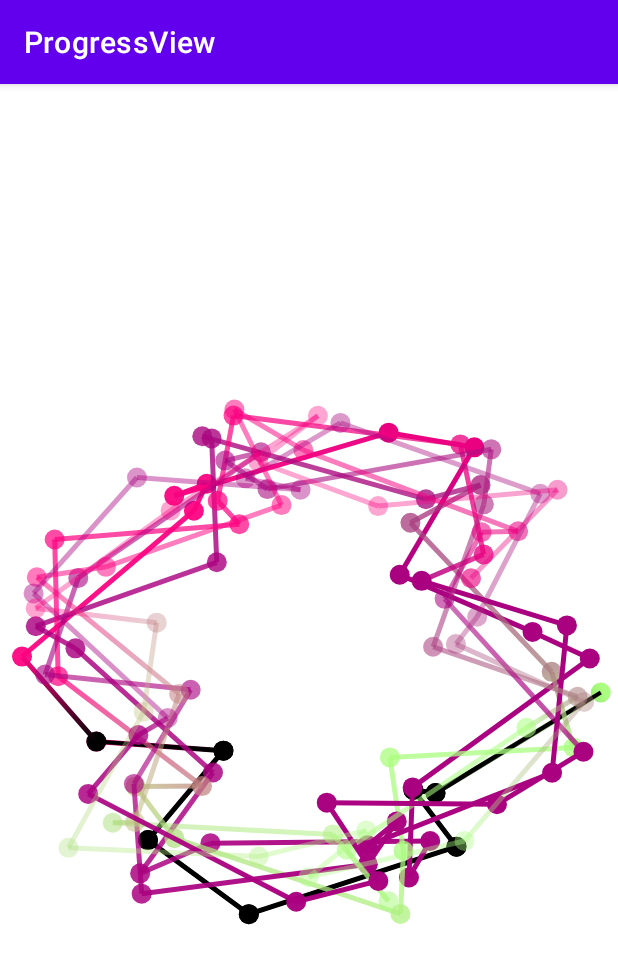
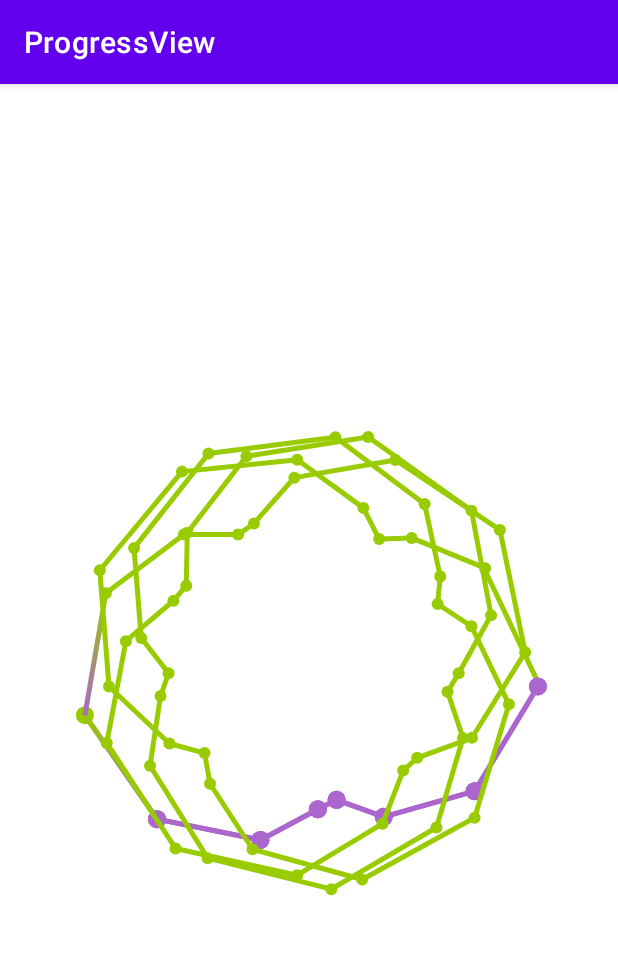
Before and after one commit to zorin-egor/ProgressViewSample, an Android app: the screen it shows after launch (MainActivity), on a phone screen of 412 x 824 dp. Shown: the top 964 px of the screen. Run offline under Robolectric (Android 15) with nearby library versions, the phone set to English and light mode, and no system bars.

Commit message:
Dev view

```diff
--- a/app/src/main/res/layout/activity_main.xml
+++ b/app/src/main/res/layout/activity_main.xml
@@ -13,9 +13,12 @@
         app:from_progress="0"
         app:to_progress="100"
         app:start_progress="0"
-        app:color_progress="@color/black"
-        app:type_progress="one"
-        app:color_random_background="true"
+        app:color_background="@android:color/holo_green_light"
+        app:color_progress="@android:color/holo_purple"
+        app:type_progress="four"
+        app:color_random_background="false"
+        app:dynamic_radius="false"
+        app:count_down="false"
         app:layout_constraintBottom_toBottomOf="parent"
         app:layout_constraintLeft_toLeftOf="parent"
         app:layout_constraintRight_toRightOf="parent"
--- a/library/src/main/java/com/sample/progressview/ProgressView.kt
+++ b/library/src/main/java/com/sample/progressview/ProgressView.kt
@@ -26,24 +26,30 @@ class ProgressView : View {
     constructor(context: Context, attrs: AttributeSet?, defStyleAttr: Int) : this(context, attrs, defStyleAttr, 0)
 
     constructor(context: Context, attrs: AttributeSet?, defStyleAttr: Int, defStyleRes: Int) : super(context, attrs, defStyleAttr, defStyleRes) {
+        var lineWidth = context.resources.getDimensionPixelSize(R.dimen.progress_view_line_width)
+        var particleRadius = context.resources.getDimensionPixelSize(R.dimen.progress_view_particle_radius)
+        var start = context.resources.getInteger(R.integer.progress_view_start)
+        var to = context.resources.getInteger(R.integer.progress_view_to)
         var from = context.resources.getInteger(R.integer.progress_view_from)
-        var to = context.resources.getInteger(R.integer.progress_view_to)
-        var start = context.resources.getInteger(R.integer.progress_view_start)
         var backgroundColor = ContextCompat.getColor(context, R.color.progress_view_background)
         var progressColor = ContextCompat.getColor(context, R.color.progress_view_progress)
         var isBackgroundColorRandom = context.resources.getBoolean(R.bool.progress_view_color_random_background)
         var isCountDown = context.resources.getBoolean(R.bool.progress_view_count_down)
+        var isDynamicRadius = context.resources.getBoolean(R.bool.progress_view_dynamic_radius)
         var type = Cycloid.Type.One
 
         attrs?.let { context.obtainStyledAttributes(attrs, R.styleable.ProgressView) }
             ?.also {
+                lineWidth = it.getDimensionPixelSize(R.styleable.ProgressView_line_width, lineWidth)
+                particleRadius = it.getDimensionPixelSize(R.styleable.ProgressView_particle_radius, particleRadius)
+                start = it.getInt(R.styleable.ProgressView_start_progress, start)
+                to = it.getInt(R.styleable.ProgressView_to_progress, to)
                 from = it.getInt(R.styleable.ProgressView_from_progress, from)
-                to = it.getInt(R.styleable.ProgressView_to_progress, to)
-                start = it.getInt(R.styleable.ProgressView_start_progress, start)
                 backgroundColor = it.getInt(R.styleable.ProgressView_color_background, backgroundColor)
                 progressColor = it.getInt(R.styleable.ProgressView_color_progress, progressColor)
                 isBackgroundColorRandom = it.getBoolean(R.styleable.ProgressView_color_random_background, isBackgroundColorRandom)
                 isCountDown = it.getBoolean(R.styleable.ProgressView_count_down, isCountDown)
+                isDynamicRadius = it.getBoolean(R.styleable.ProgressView_dynamic_radius, isDynamicRadius)
                 type = Cycloid.Type.values()
                     .getOrNull(it.getInt(R.styleable.ProgressView_type_progress, Cycloid.Type.One.ordinal))
                     ?: type
@@ -52,11 +58,14 @@ class ProgressView : View {
 
         cycloid = Cycloid(
             type = type,
+            lineWidth = lineWidth,
+            particleRadius = particleRadius,
+            start = start,
+            to = to,
             from = from,
-            to = to,
-            start = start,
             isBackgroundColorRandom = isBackgroundColorRandom,
             isCountDown = isCountDown,
+            isDynamicRadius = isDynamicRadius,
             backgroundColor = backgroundColor,
             progressColor = progressColor
         )
--- a/library/src/main/java/com/sample/progressview/models/cycloid/Cycloid.kt
+++ b/library/src/main/java/com/sample/progressview/models/cycloid/Cycloid.kt
@@ -11,43 +11,42 @@ import kotlin.math.cos
 import kotlin.math.sin
 
 internal class Cycloid(
-    private val type: Cycloid.Type,
-    private val from: Int,
-    private val to: Int,
-    private val start: Int,
-    private val isBackgroundColorRandom: Boolean,
-    private val isCountDown: Boolean,
-    private @ColorInt var backgroundColor: Int = Color.TRANSPARENT,
-    private @ColorInt var progressColor: Int = Color.TRANSPARENT
+    private val type: Type,
+    private val lineWidth: Int,
+    private val particleRadius: Int,
+    private val start: Int = 0,
+    private val to: Int = 100,
+    private val from: Int = start,
+    private val isBackgroundColorRandom: Boolean = false,
+    private val isCountDown: Boolean = false,
+    private val isDynamicRadius: Boolean = true,
+    @ColorInt private val backgroundColor: Int = Color.LTGRAY,
+    @ColorInt private val progressColor: Int = Color.DKGRAY
 ) : Draw {
 
     companion object {
-        private const val COUNT = 110
         private const val LINE_TIMER = 100
         private const val PARTICLES_DELTA = 0.4f
-        private const val RADIUS_MAX = 0.35f
-        private const val RADIUS_MIN = 0.25f
+        private const val RADIUS_MAX = 0.30f
+        private const val RADIUS_MIN = 0.20f
         private const val RADIUS_DELTA = 0.001f
         private const val ALPHA_START = 255
         private const val COLOR_STEP = 1
         private const val DELTA_SPEED = 0.01f
+        private const val LINE_WIDTH_FACTOR = 2.0f
+        private const val PARTICLE_RADIUS_FACTOR = 1.5f
     }
 
-    enum class Type(val x1: Float, val y1: Float, val x2: Float, val y2: Float) {
-        One(4.938000f, 2.456000f, 4.593000f, 4.913000f),
-        Two(1.286000f, 4.242000f, 1.286000f, 4.242000f), // +
-        Three(4.283176f, 3.518178f, 3.683177f, 3.668177f),
-        Four(2.150000f, 2.299000f, 2.150000f, 2.299000f),
-        Five(4.066366f, 3.216887f, 3.216887f, 4.066366f),
-        Six(3.104000f, 4.681000f, 3.104000f, 4.681000f), // +
-        Seven(3.019000f, 2.913000f, 3.019000f, 2.913000f), // +
-        Eight(3.216887f, 4.066366f, 3.216887f, 4.066366f), // +
-        Nine(1.870000f, 2.955000f, 0.935000f, 3.385000f), // +
-        Ten(4.216887f, 4.216887f, 5.066366f, 5.066366f),
+    enum class Type(val x1: Float, val y1: Float, val x2: Float, val y2: Float, val count: Int) {
+        One(1.286000f, 4.242000f, 1.286000f, 4.242000f, 110),
+        Two(4.283176f, 3.518178f, 3.683177f, 3.668177f, 110),
+        Three(2.150000f, 2.299000f, 2.150000f, 2.299000f, 110),
+        Four(3.216887f, 4.066366f, 3.216887f, 4.066366f, 63),
+        Five(1.745000f, 1.575000f, 1.745000f, 1.575000f, 63),
     }
 
-    private val points = ArrayList<Particle>(COUNT)
-    private var totalSpeed: Float = 0.0f
+    private val points = ArrayList<Particle>(type.count)
+    private var totalSpeed: Float = 0f
     private var deltaSpeed: Float = DELTA_SPEED
     private var totalRadius: Float = RADIUS_MAX
     private var deltaRadius: Float = RADIUS_DELTA
@@ -76,19 +75,19 @@ internal class Cycloid(
             PointF(width.toFloat() * totalRadius, height.toFloat() * totalRadius * sizeCoefficient)
         }
 
-    private val progressPaint: Paint = Paint().also { paint ->
-        paint.color = progressColor
-        paint.strokeWidth = 4.0f
+    private val backgroundPaint: Paint = Paint().apply {
+        color = backgroundColor
+        strokeWidth = lineWidth.toFloat()
     }
 
-    private val headProgressPaint: Paint = Paint().also { paint ->
-        paint.color = Color.RED
-        paint.strokeWidth = 10.0f
+    private val progressPaint: Paint = Paint().apply {
+        color = if (isCountDown) Color.TRANSPARENT else progressColor
+        strokeWidth = lineWidth * LINE_WIDTH_FACTOR
     }
 
-    private val testPaint: Paint = Paint().also { paint ->
-        paint.color = Color.RED
-        paint.strokeWidth = 20.0f
+    private val testPaint: Paint = Paint().apply {
+        color = Color.RED
+        strokeWidth = 20.0f
     }
 
     private fun setParticles() {
@@ -98,11 +97,15 @@ internal class Cycloid(
         val colorStep = COLOR_STEP
         val alphaStep = COLOR_STEP
 
-        (0 until COUNT).forEach { index ->
+        (0 until type.count).forEach { index ->
             points.add(Particle(
+                x = 0.0f, y = 0.0f,
+                radius = particleRadius.toFloat(),
                 delta = delta,
-                paint = Paint().apply {
+                paint = if (isBackgroundColorRandom) Paint().apply {
                     this.color = Color.argb(alphaValue, 170, colorValue, 128)
+                } else {
+                    backgroundPaint
                 }
             ).also(::setParticleXY))
 
@@ -118,8 +121,10 @@ internal class Cycloid(
     }
 
     private fun setRadius() {
-        deltaRadius *= if (totalRadius > RADIUS_MAX || totalRadius < RADIUS_MIN) -1.0f else 1.0f
-        totalRadius += deltaRadius
+        if (isDynamicRadius) {
+            deltaRadius *= if (totalRadius > RADIUS_MAX || totalRadius < RADIUS_MIN) -1.0f else 1.0f
+            totalRadius += deltaRadius
+        }
     }
 
     @Suppress("NOTHING_TO_INLINE")
@@ -138,6 +143,15 @@ internal class Cycloid(
     }
 
     private fun draw(canvas: Canvas) {
+        // Draw close line under first
+        if (points.size > 2) {
+            canvas.drawLine(points.first().x, points.first().y, points.last().x, points.last().y, points.last().paint)
+            if (indexProgress >= points.lastIndex) {
+                canvas.drawLine(points.first().x, points.first().y, points.last().x, points.last().y, progressPaint)
+            }
+        }
+
+        // Draw main particles and lines
         points.forEachIndexed { index, particle ->
             setParticleXY(particle)
             particle.onDraw(canvas)
@@ -162,17 +176,15 @@ internal class Cycloid(
 //                        previous.paint.color, particle.paint.color,
 //                        Shader.TileMode.CLAMP
 //                    )
-                    particle.paint.set(progressPaint)
+                    previous.paint = progressPaint
+                    previous.radius = particleRadius * PARTICLE_RADIUS_FACTOR
+                    previous.onDraw(canvas)
+                    particle.paint = progressPaint
+                    particle.radius = particleRadius * PARTICLE_RADIUS_FACTOR
                     particle.onDraw(canvas)
                     canvas.drawLine(previous.x, previous.y, particle.x, particle.y, progressPaint)
                 }
             }
-        }
-
-        // Draw close line
-        if (points.size > 2 && indexProgress >= points.lastIndex) {
-            points.first().paint.set(progressPaint)
-            canvas.drawLine(points.first().x, points.first().y, points.last().x, points.last().y, progressPaint)
         }
     }
 
--- a/library/src/main/java/com/sample/progressview/models/particle/Particle.kt
+++ b/library/src/main/java/com/sample/progressview/models/particle/Particle.kt
@@ -5,11 +5,11 @@ import android.graphics.Paint
 import com.sample.progressview.models.Draw
 
 internal data class Particle(
-    var x: Float = 0.0f,
-    var y: Float = 0.0f,
-    var radius: Float = 10.0f,
-    val delta: Float = 0.0f,
-    val paint: Paint
+    var x: Float,
+    var y: Float,
+    var radius: Float,
+    val delta: Float,
+    var paint: Paint
 ) : Draw {
 
     override fun onDraw(canvas: Canvas) {
--- a/library/src/main/res/values/attrs.xml
+++ b/library/src/main/res/values/attrs.xml
@@ -2,10 +2,13 @@
 <resources>
     <declare-styleable name="ProgressView">
         <attr name="start_progress" format="integer" />
+        <attr name="to_progress" format="integer" />
         <attr name="from_progress" format="integer" />
-        <attr name="to_progress" format="integer" />
+        <attr name="line_width" format="dimension" />
+        <attr name="particle_radius" format="dimension" />
         <attr name="count_down" format="boolean" />
         <attr name="color_random_background" format="boolean" />
+        <attr name="dynamic_radius" format="boolean" />
         <attr name="color_background" format="color" />
         <attr name="color_progress" format="color" />
         <attr name="type_progress" format="enum">
@@ -13,6 +16,7 @@
             <enum name="two" value="1"/>
             <enum name="three" value="2"/>
             <enum name="four" value="3"/>
+            <enum name="five" value="4"/>
         </attr>
     </declare-styleable>
 </resources>
--- a/library/src/main/res/values/colors.xml
+++ b/library/src/main/res/values/colors.xml
@@ -1,5 +1,5 @@
 <?xml version="1.0" encoding="utf-8"?>
 <resources>
-    <color name="progress_view_background">#088A00</color>
-    <color name="progress_view_progress">#0022FF</color>
+    <color name="progress_view_background">@android:color/holo_blue_light</color>
+    <color name="progress_view_progress">@android:color/holo_red_light</color>
 </resources>
--- a/library/src/main/res/values/dimens.xml
+++ b/library/src/main/res/values/dimens.xml
@@ -1,10 +1,11 @@
 <?xml version="1.0" encoding="utf-8"?>
 <resources>
-    <dimen name="progress_view_particle_radius">10dp</dimen>
-    <dimen name="progress_view_line_width">2dp</dimen>
+    <dimen name="progress_view_particle_radius">4dp</dimen>
+    <dimen name="progress_view_line_width">1dp</dimen>
     <integer name="progress_view_from">0</integer>
     <integer name="progress_view_to">100</integer>
     <integer name="progress_view_start">@integer/progress_view_from</integer>
     <bool name="progress_view_color_random_background">false</bool>
     <bool name="progress_view_count_down">false</bool>
+    <bool name="progress_view_dynamic_radius">true</bool>
 </resources>
```
